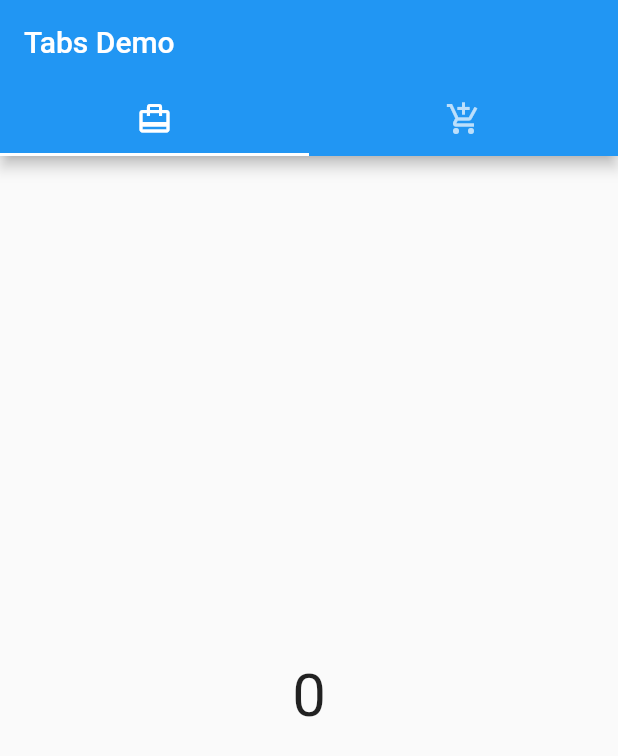
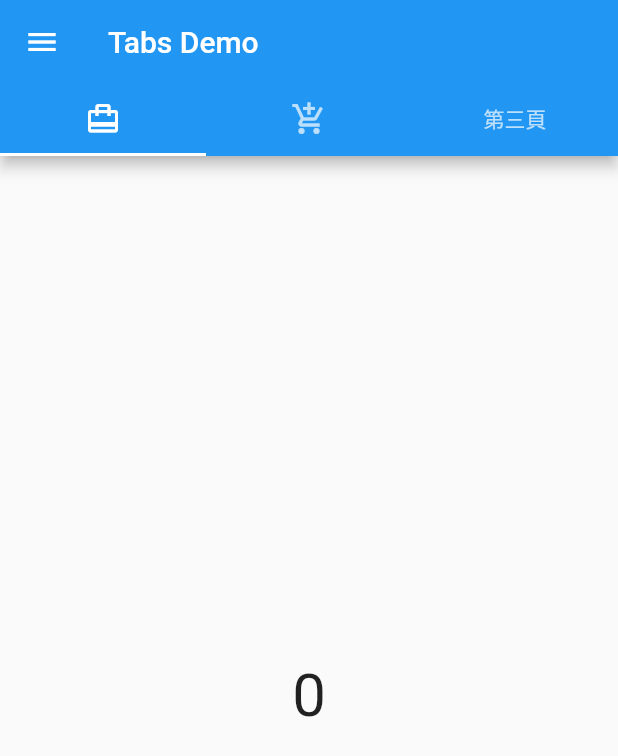
Before and after one commit to wei2419/FlutterProject, a Flutter app: the screen it shows after launch, after a tap on the "ac unit" icon, on a phone screen of 412 x 824 dp. Shown: the top 756 px of the screen. Run offline on Flutter 3.47's test engine with Material 2 defaults, Android fonts, the phone set to English and light mode, and no system bars.

```diff
--- a/bookkeeping/lib/B_Page/B_Page.dart
+++ b/bookkeeping/lib/B_Page/B_Page.dart
@@ -1,25 +1,37 @@
+
+
 import 'package:flutter/cupertino.dart';
 import 'package:flutter/material.dart';
 import 'package:bookkeeping/main.dart';
+import 'package:bookkeeping/Drawer_Page/Drawer_Page.dart';
 
 class BPage extends StatelessWidget {
   @override
   Widget build(BuildContext context) {
     return DefaultTabController(
-      length: 2,
+      length: 3,
       child: MaterialApp(
         home: Scaffold(
           appBar: AppBar(
             bottom: TabBar(
               onTap: (index) {
                 // Tab index when user select it, it start from zero
+
+                // if(index==1){
+                //   Navigator.push(context, MaterialPageRoute(builder: (context) => MyApp()));
+                // }
               },
               tabs: [
                 Tab(icon: Icon(Icons.card_travel)),
                 Tab(icon: Icon(Icons.add_shopping_cart)),
+                Tab(text: "第三頁",)
               ],
             ),
-            title: Text('Tabs Demo'),
+             title: Text('Tabs Demo'),
+          ),
+          drawer: Drawer(
+            child: MyDrawerPage(),
+
           ),
           body: TabBarView(
             children: [
@@ -30,6 +42,9 @@ class BPage extends StatelessWidget {
                   )),
               Center(
                   child: _BPage()),
+              Center(
+                child: Text("3"),
+              )
             ],
           ),
         ),
--- a/bookkeeping/lib/main.dart
+++ b/bookkeeping/lib/main.dart
@@ -1,5 +1,6 @@
 import 'package:flutter/material.dart';
 import 'package:bookkeeping/B_Page/B_Page.dart';
+import 'package:bookkeeping/Drawer_Page/Drawer_Page.dart';
 
 void main() {
   runApp(MyApp());
```
Also changed, not shown: bookkeeping/lib/Drawer_Page/Drawer_Page.dart (added, +48 -0 lines).
